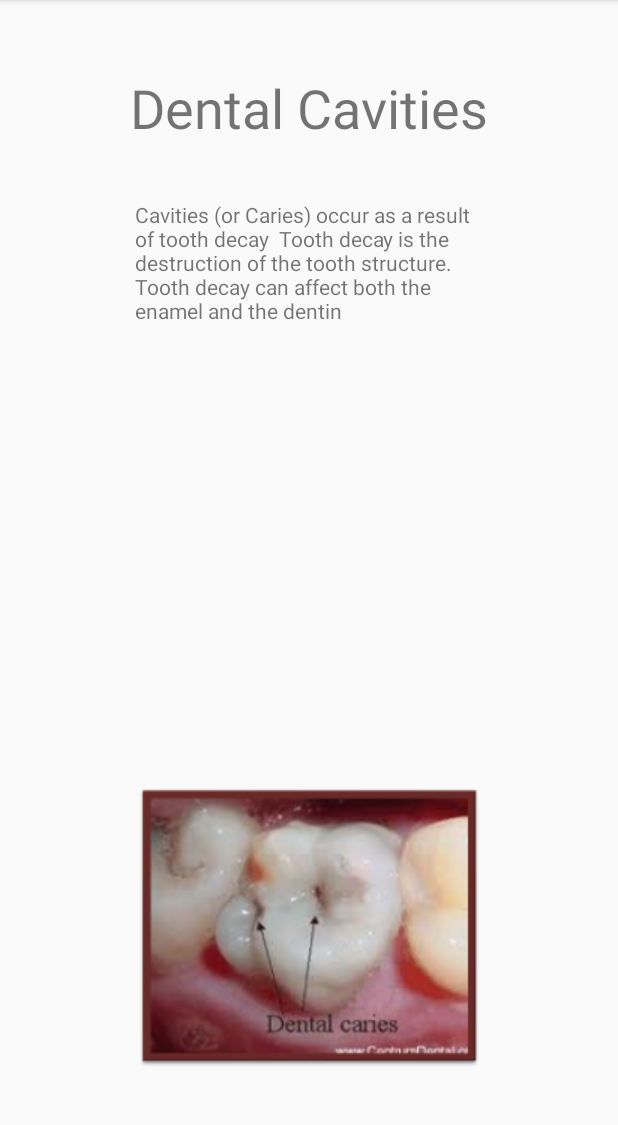
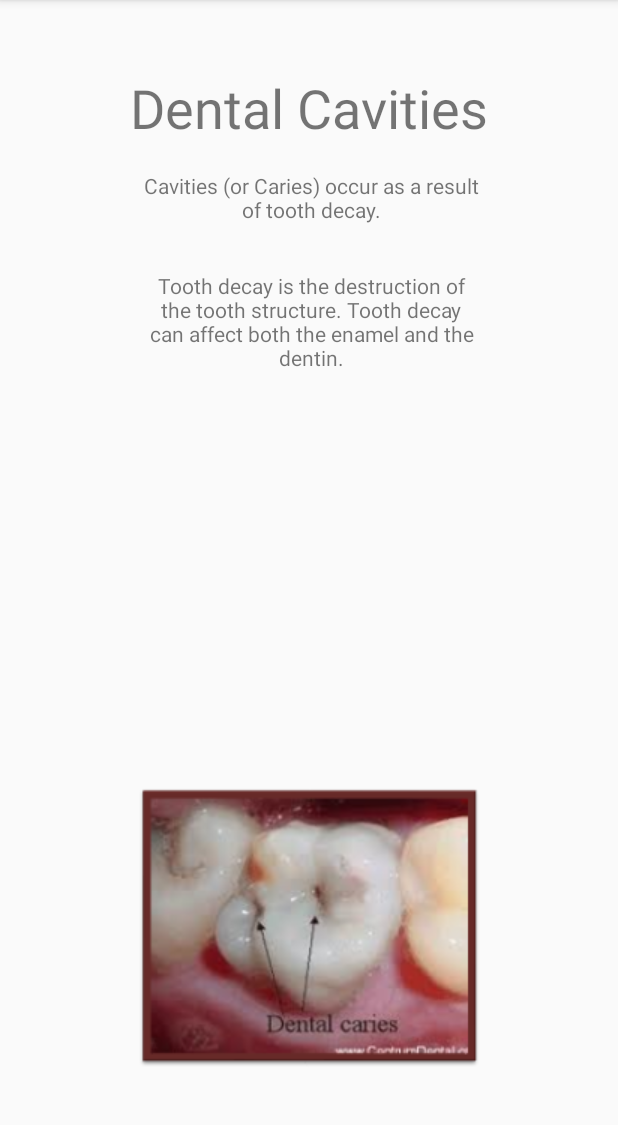
Before and after one commit to nicolamahon/OralCareForTheElderly, an Android app: the screen it shows after launch (cavities), on a phone screen of 412 x 824 dp, the part 84-1209 px from its top. Run offline under Robolectric (Android 15) with nearby library versions, the phone set to English and light mode, and no system bars.

Commit message:
update to cavities text, split sections, punctuation.

```diff
--- a/AppDev/app/src/main/res/layout/content_cavities.xml
+++ b/AppDev/app/src/main/res/layout/content_cavities.xml
@@ -10,33 +10,48 @@
     tools:showIn="@layout/activity_cavities">
 
     <ImageView
-        android:id="@+id/imageView"
+        android:id="@+id/cavitiesIMG"
         android:layout_width="wrap_content"
         android:layout_height="wrap_content"
+        android:layout_alignParentBottom="true"
+        android:layout_centerHorizontal="true"
         android:layout_marginBottom="54dp"
-        app:srcCompat="@drawable/dental_cavities_10"
-        android:layout_alignParentBottom="true"
-        android:layout_centerHorizontal="true" />
+        android:contentDescription="@string/cavity_pic"
+        app:srcCompat="@drawable/dental_cavities_10" />
 
     <TextView
-        android:id="@+id/textView"
+        android:id="@+id/cavitiesTitle"
         android:layout_width="wrap_content"
         android:layout_height="wrap_content"
         android:layout_alignParentTop="true"
         android:layout_centerHorizontal="true"
         android:layout_marginTop="47dp"
-        android:text="Dental Cavities"
+        android:text="@string/cavities_title"
         android:textSize="36sp" />
 
     <TextView
-        android:id="@+id/textView8"
+        android:id="@+id/cavitiesText1"
         android:layout_width="wrap_content"
         android:layout_height="wrap_content"
-        android:text="Cavities (or Caries) occur as a result of tooth decay  Tooth decay is the destruction of the tooth structure. Tooth decay can affect both the enamel and the dentin  "
-        android:layout_below="@+id/textView"
-        android:layout_alignLeft="@+id/imageView"
-        android:layout_alignStart="@+id/imageView"
-        android:layout_marginTop="37dp"
-        android:layout_alignRight="@+id/imageView"
-        android:layout_alignEnd="@+id/imageView" />
+        android:layout_alignEnd="@+id/cavitiesTitle"
+        android:layout_alignLeft="@+id/cavitiesIMG"
+        android:layout_alignRight="@+id/cavitiesTitle"
+        android:layout_alignStart="@+id/cavitiesIMG"
+        android:layout_below="@+id/cavitiesTitle"
+        android:layout_marginTop="18dp"
+        android:text="@string/cavities_text1"
+        android:textAlignment="center" />
+
+    <TextView
+        android:id="@+id/cavitiesText2"
+        android:layout_width="wrap_content"
+        android:layout_height="wrap_content"
+        android:layout_alignEnd="@+id/cavitiesText1"
+        android:layout_alignLeft="@+id/cavitiesText1"
+        android:layout_alignRight="@+id/cavitiesText1"
+        android:layout_alignStart="@+id/cavitiesText1"
+        android:layout_below="@+id/cavitiesText1"
+        android:layout_marginTop="31dp"
+        android:text="@string/cavities_text2"
+        android:textAlignment="center" />
 </RelativeLayout>
--- a/AppDev/app/src/main/res/values/strings.xml
+++ b/AppDev/app/src/main/res/values/strings.xml
@@ -1,4 +1,8 @@
 <resources>
     <string name="app_name">Oral Care For The Elderly</string>
     <string name="action_settings">Settings</string>
+    <string name="cavities_title">Dental Cavities</string>
+    <string name="cavities_text1">Cavities (or Caries) occur as a result of tooth decay.</string>
+    <string name="cavities_text2">Tooth decay is the destruction of the tooth structure. Tooth decay can affect both the enamel and the dentin.</string>
+    <string name="cavity_pic">cavity_pic</string>
 </resources>
```
